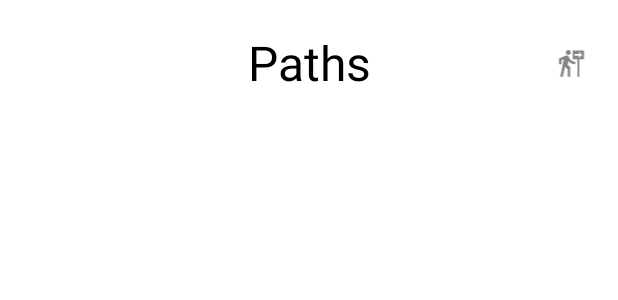
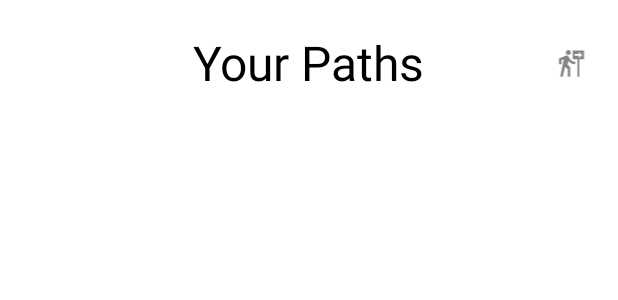
Before and after one commit to Cameron-Leech-Thomson/COM31007_Group_Assignment, an Android app: the layout fragment_path.xml on its own in the app's theme, with its tools: preview values and no code run, on a phone screen of 412 x 824 dp. Shown: the top 300 px of the screen. Run offline under Robolectric (Android 15) with nearby library versions, the phone set to English and light mode, and no system bars.

Commit message:
Fix path names error

```diff
--- a/MobileAssignment/app/build.gradle
+++ b/MobileAssignment/app/build.gradle
@@ -7,7 +7,7 @@ plugins {
 android {
     signingConfigs {
         debug {
-            storeFile file('/Users/mirceaegry/Documents/University/Year-3/mobiledev/project2/COM31007_Group_Assignment/MobileAssignment/keyStore.jks')
+            storeFile file('D:\\Documents\\University\\Year 3\\COM31007 - Mobile Software Development\\keyStore.jks')
             storePassword 'com4510iscool'
             keyAlias 'com4510'
             keyPassword 'com4510iscool'
--- a/MobileAssignment/app/src/main/java/uk/ac/shef/oak/com4510/views/PathAdapter.kt
+++ b/MobileAssignment/app/src/main/java/uk/ac/shef/oak/com4510/views/PathAdapter.kt
@@ -40,7 +40,7 @@ class PathAdapter() : RecyclerView.Adapter<PathAdapter.ViewHolder>() {
         //Use the provided View Holder on the onCreateViewHolder method to populate the
         // current row on the RecyclerView
         if (items[position] != null) {
-            holder.title.text = items[position].title
+            //holder.title.text = items[position].title
         }
     }
 
@@ -49,7 +49,7 @@ class PathAdapter() : RecyclerView.Adapter<PathAdapter.ViewHolder>() {
     }
 
     class ViewHolder constructor(itemView: View) : RecyclerView.ViewHolder(itemView) {
-        var title: TextView = itemView.findViewById<View>(R.id.title) as TextView
+        //var title: TextView = itemView.findViewById<View>(R.id.textView2) as TextView
     }
 
     companion object {
--- a/MobileAssignment/app/src/main/res/layout/fragment_path.xml
+++ b/MobileAssignment/app/src/main/res/layout/fragment_path.xml
@@ -13,10 +13,10 @@
         app:layout_constraintGuide_percent="0.1" />
 
     <TextView
-        android:id="@+id/textView2"
+        android:id="@+id/pathsTitle"
         android:layout_width="wrap_content"
         android:layout_height="wrap_content"
-        android:text="@string/Paths"
+        android:text="@string/pathTitle"
         android:textColor="@color/Path"
         android:textSize="32sp"
         app:layout_constraintBottom_toTopOf="@+id/recycler_view"
```
Also changed, not shown: MobileAssignment/app/src/main/java/uk/ac/shef/oak/com4510/views/PathsFragment.kt (+4 -7 lines).
